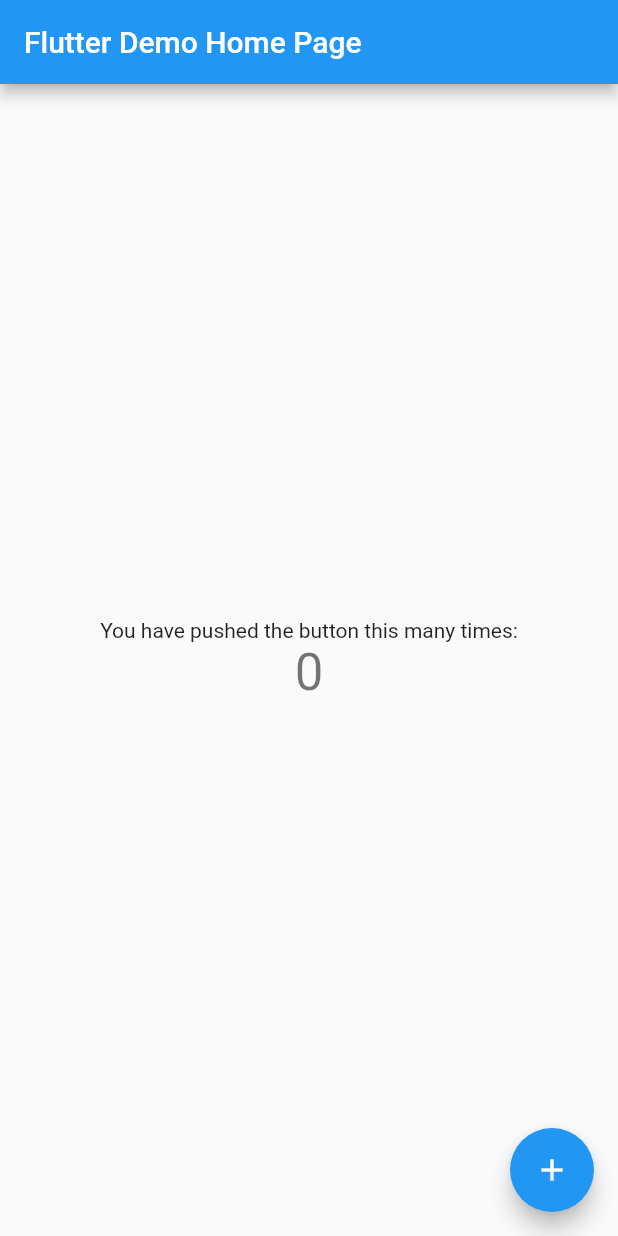
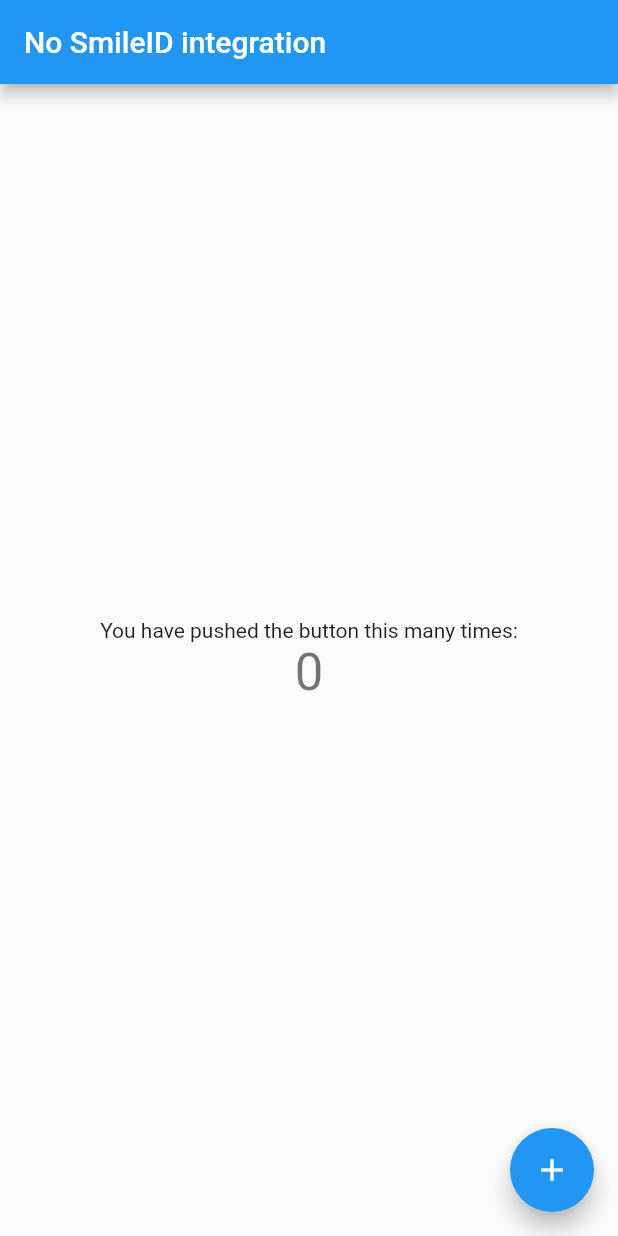
Before and after one commit to slomin/smile_id, a Flutter app: the screen it shows after launch, on a phone screen of 412 x 824 dp. Run offline on Flutter 3.47's test engine with Material 2 defaults, Android fonts, the phone set to English and light mode, and no system bars.

Commit message:
Updating dependencies

```diff
--- a/lib/main.dart
+++ b/lib/main.dart
@@ -24,7 +24,7 @@ class MyApp extends StatelessWidget {
         // is not restarted.
         primarySwatch: Colors.blue,
       ),
-      home: const MyHomePage(title: 'Flutter Demo Home Page'),
+      home: const MyHomePage(title: 'No SmileID integration'),
     );
   }
 }
```
Also changed, not shown: 2 other files.
